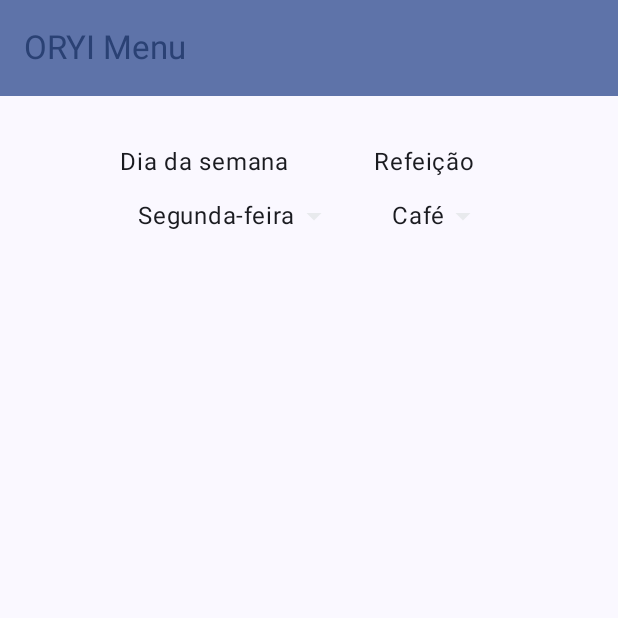
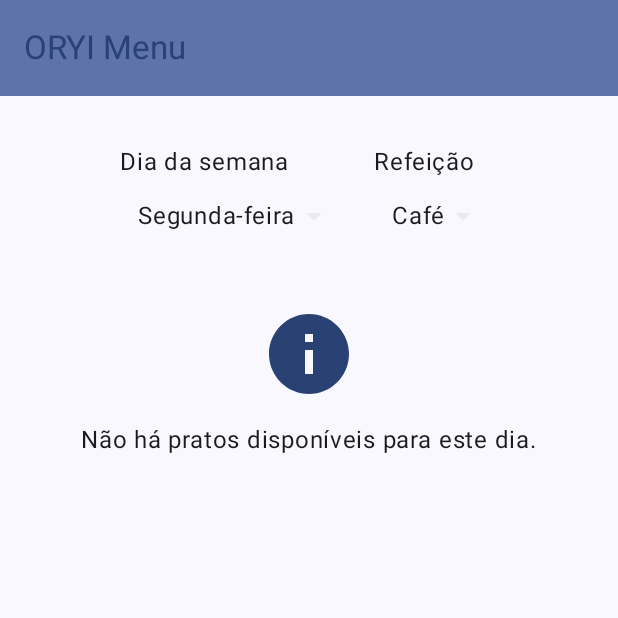
Before and after one commit to yagocdj/oriy-menu, an Android app built with Jetpack Compose: the screen it shows after launch (MainActivity), on a phone screen of 412 x 824 dp, the top half of it. Run offline under Robolectric (Android 15) with nearby library versions, the phone set to English and light mode, and no system bars; our stand-ins replace Firebase (no records; nobody signed in at launch, a user with empty details on screens opened directly).

Commit message:
feat: lidar com o caso de não haver pratos em um dia

```diff
--- a/app/src/main/java/br/edu/ifpb/pdm/oriymenu/ui/components/DishCard.kt
+++ b/app/src/main/java/br/edu/ifpb/pdm/oriymenu/ui/components/DishCard.kt
@@ -39,6 +39,30 @@ fun DishCard(
     // Estado para controlar o prato atualmente selecionado para exibição no AlertDialog
     val (selectedDish, setSelectedDish) = remember { mutableStateOf<Dish?>(null) }
 
+    if (dishes.isEmpty()) {
+        // Exibe a mensagem de "Sem pratos disponíveis" quando a lista estiver vazia
+        Column(
+            modifier = Modifier
+                .fillMaxWidth()
+                .padding(16.dp),
+            horizontalAlignment = Alignment.CenterHorizontally,
+            verticalArrangement = Arrangement.Center
+        ) {
+            Icon(
+                imageVector = Icons.Default.Info, // Ícone de informação
+                contentDescription = "Sem pratos disponíveis",
+                tint = MaterialTheme.colorScheme.primary, // Cor do ícone
+                modifier = Modifier.size(64.dp) // Tamanho do ícone
+            )
+            Spacer(modifier = Modifier.height(16.dp)) // Espaço entre ícone e texto
+            Text(
+                text = "Não há pratos disponíveis para este dia.",
+                style = MaterialTheme.typography.bodyLarge, // Estilo do texto
+                color = MaterialTheme.colorScheme.onSurface // Cor do texto
+            )
+        }
+    } else {
+        // Exibe a lista de pratos quando houver itens disponíveis
         LazyColumn {
             items(dishes) { dish ->
                 Card(
@@ -96,6 +120,7 @@ fun DishCard(
                 }
             }
         }
+    }
 
     // Exibe o AlertDialog quando um prato é selecionado
     selectedDish?.let { dish ->
--- a/app/src/main/java/br/edu/ifpb/pdm/oriymenu/ui/viewmodels/MenuViewModel.kt
+++ b/app/src/main/java/br/edu/ifpb/pdm/oriymenu/ui/viewmodels/MenuViewModel.kt
@@ -75,6 +75,7 @@ class MenuViewModel(
 
                     // Iterate through the list of dish references
                     for (dishRef in returnedDayOfWeek.dishes) {
+                        if (dishRef != "") {
                             dishDAO.findById(dishRef) { dish ->
                                 if (dish != null && (mealType == null || dish.meal == mealType)) {
                                     returnedDishes.add(dish)
@@ -85,6 +86,9 @@ class MenuViewModel(
                                 if (dishesFetched == totalDishes) {
                                     _dishes.value = returnedDishes
                                 }
+                            }
+                        } else {
+                            _dishes.value = emptyList()
                         }
                     }
                 }
```
Lines whose indentation alone changed are shown as unchanged.
